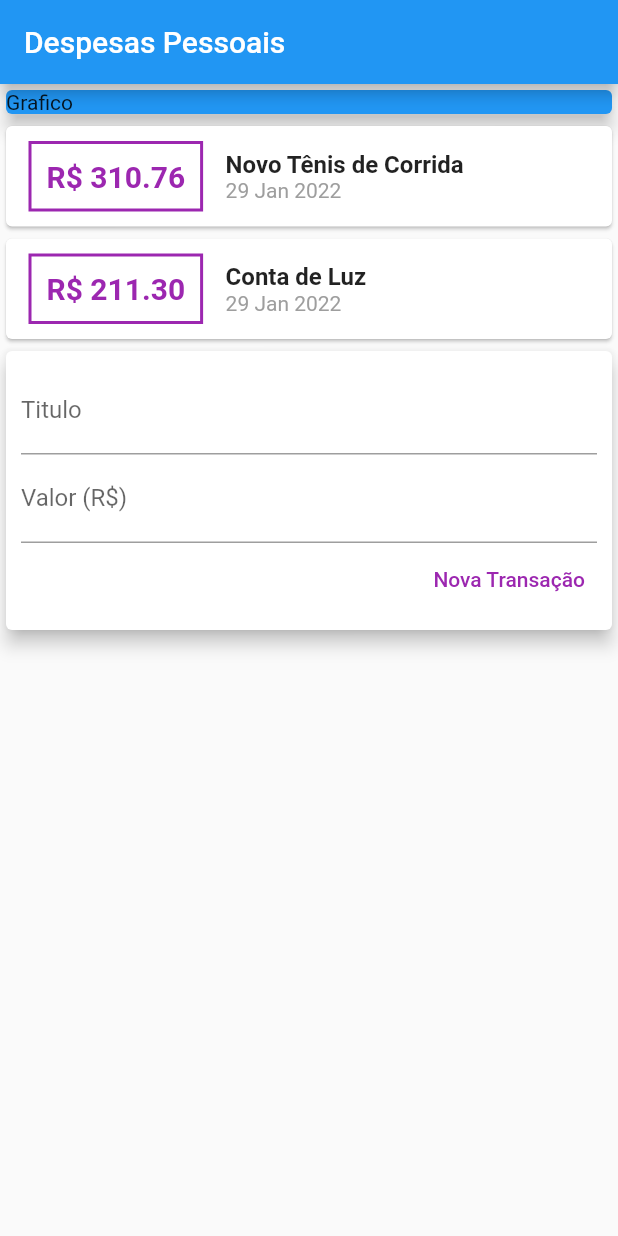
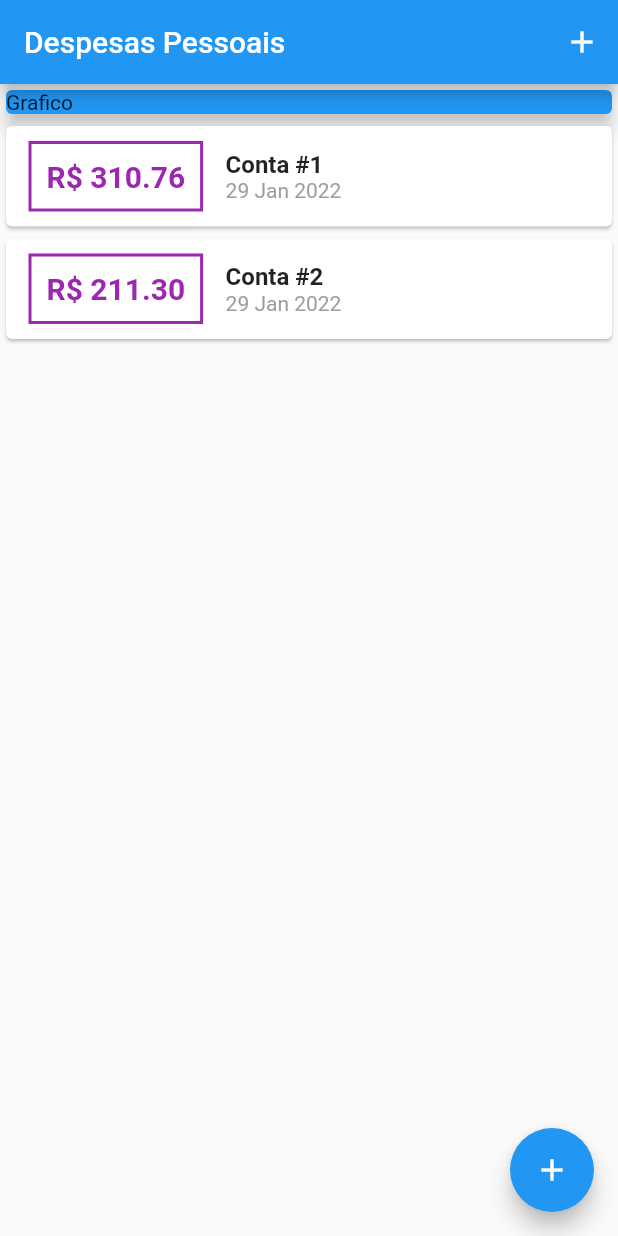
Before and after one commit to gustavo-oa/flutter_expenses, a Flutter app: the screen it shows after launch, on a phone screen of 412 x 824 dp. Run offline on Flutter 3.47's test engine with Material 2 defaults, Android fonts, the phone set to English and light mode, and no system bars.

Commit message:
refatoração criado transaction form e list botões para abertura do modal para adicionar novas transações

```diff
--- /dev/null
+++ b/lib/components/transaction_list.dart
@@ -0,0 +1,59 @@
+import 'package:expenses/models/transaction.dart';
+import 'package:flutter/material.dart';
+import 'package:intl/intl.dart';
+
+class TransactionList extends StatelessWidget {
+  final List<Transaction> transactions;
+
+  TransactionList(this.transactions);
+
+  @override
+  Widget build(BuildContext context) {
+    return Container(
+      height: 300,
+      child: ListView.builder(
+        itemCount: transactions.length,
+        itemBuilder: (ctx, index) {
+          final tr = transactions[index];
+          return Card(
+            child: Row(
+              children: [
+                Container(
+                  margin: EdgeInsets.symmetric(horizontal: 15, vertical: 10),
+                  decoration: BoxDecoration(
+                      border: Border.all(
+                    color: Colors.purple,
+                    width: 2,
+                  )),
+                  padding: const EdgeInsets.all(10),
+                  child: Text(
+                    'R\$ ${tr.value.toStringAsFixed(2)}',
+                    style: const TextStyle(
+                      fontWeight: FontWeight.bold,
+                      fontSize: 20,
+                      color: Colors.purple,
+                    ),
+                  ),
+                ),
+                Column(
+                  crossAxisAlignment: CrossAxisAlignment.start,
+                  children: [
+                    Text(tr.title,
+                        style: const TextStyle(
+                          fontWeight: FontWeight.bold,
+                          fontSize: 16,
+                        )),
+                    Text(DateFormat('d MMM y').format(tr.date),
+                        style: const TextStyle(
+                          color: Colors.grey,
+                        )),
+                  ],
+                )
+              ],
+            ),
+          );
+        },
+      ),
+    );
+  }
+}
--- a/lib/main.dart
+++ b/lib/main.dart
@@ -1,6 +1,10 @@
-import 'package:expenses/models/transaction.dart';
+import 'dart:math';
+import 'package:expenses/components/transaction_form.dart';
 import 'package:flutter/material.dart';
 import 'package:intl/intl.dart';
+
+import 'components/transaction_list.dart';
+import 'models/transaction.dart';
 
 main() => runApp(const ExpensesApp());
 
@@ -13,29 +17,64 @@ class ExpensesApp extends StatelessWidget {
   }
 }
 
-class MyHomePage extends StatelessWidget {
+class MyHomePage extends StatefulWidget {
+  @override
+  State<MyHomePage> createState() => _MyHomePageState();
+}
+
+class _MyHomePageState extends State<MyHomePage> {
   final _transactions = [
     Transaction(
       id: 't1',
-      title: 'Novo Tênis de Corrida',
+      title: 'Conta #1',
       value: 310.76,
       date: DateTime.now(),
     ),
     Transaction(
       id: 't2',
-      title: 'Conta de Luz',
+      title: 'Conta #2',
       value: 211.30,
       date: DateTime.now(),
     ),
   ];
+  _addTransaction(String title, double value) {
+    final newTransaction = Transaction(
+      id: Random().nextDouble().toString(),
+      title: title,
+      value: value,
+      date: DateTime.now(),
+    );
+
+    setState(() => {
+          _transactions.add(newTransaction),
+        });
+
+    Navigator.of(context).pop();
+  }
+
+  _openTransactionFormModel(BuildContext context) {
+    showModalBottomSheet(
+      context: context,
+      builder: (_) {
+        return TransactionForm(_addTransaction);
+      },
+    );
+  }
 
   @override
   Widget build(BuildContext context) {
     return Scaffold(
       appBar: AppBar(
         title: const Text('Despesas Pessoais'),
+        actions: <Widget>[
+          IconButton(
+            icon: Icon(Icons.add),
+            onPressed: () => _openTransactionFormModel(context),
+          )
+        ],
       ),
-      body: Column(
+      body: SingleChildScrollView(
+        child: Column(
           crossAxisAlignment: CrossAxisAlignment.stretch,
           children: <Widget>[
             Container(
@@ -45,80 +84,15 @@ class MyHomePage extends StatelessWidget {
                 elevation: 5,
               ),
             ),
-          Column(
-            children: _transactions.map((e) {
-              return Card(
-                child: Row(
-                  children: [
-                    Container(
-                      margin:
-                          EdgeInsets.symmetric(horizontal: 15, vertical: 10),
-                      decoration: BoxDecoration(
-                          border: Border.all(
-                        color: Colors.purple,
-                        width: 2,
-                      )),
-                      padding: const EdgeInsets.all(10),
-                      child: Text(
-                        'R\$ ${e.value.toStringAsFixed(2)}',
-                        style: const TextStyle(
-                          fontWeight: FontWeight.bold,
-                          fontSize: 20,
-                          color: Colors.purple,
+            TransactionList(_transactions),
+          ],
         ),
       ),
+      floatingActionButton: FloatingActionButton(
+        child: Icon(Icons.add),
+        onPressed: () => _openTransactionFormModel(context),
       ),
-                    Column(
-                      crossAxisAlignment: CrossAxisAlignment.start,
-                      children: [
-                        Text(e.title,
-                            style: const TextStyle(
-                              fontWeight: FontWeight.bold,
-                              fontSize: 16,
-                            )),
-                        Text(DateFormat('d MMM y').format(e.date),
-                            style: const TextStyle(
-                              color: Colors.grey,
-                            )),
-                      ],
-                    )
-                  ],
-                ),
-              );
-            }).toList(),
-          ),
-          Card(
-            elevation: 5,
-            child: Padding(
-              padding: const EdgeInsets.all(10.0),
-              child: Column(children: [
-                const TextField(
-                  decoration: InputDecoration(
-                    labelText: "Titulo",
-                  ),
-                ),
-                const TextField(
-                  decoration: InputDecoration(
-                    labelText: "Valor (R\$)",
-                  ),
-                ),
-                Row(
-                  mainAxisAlignment: MainAxisAlignment.end,
-                  children: [
-                    TextButton(
-                      style: TextButton.styleFrom(
-                        primary: Colors.purple,
-                      ),
-                      child: const Text("Nova Transação"),
-                      onPressed: () {},
-                    ),
-                  ],
-                )
-              ]),
-            ),
-          )
-        ],
-      ),
+      floatingActionButtonLocation: FloatingActionButtonLocation.endFloat,
     );
   }
 }
```
Also changed, not shown: lib/components/transaction_form.dart (added, +65 -0 lines). Lines whose indentation alone changed are shown as unchanged.
